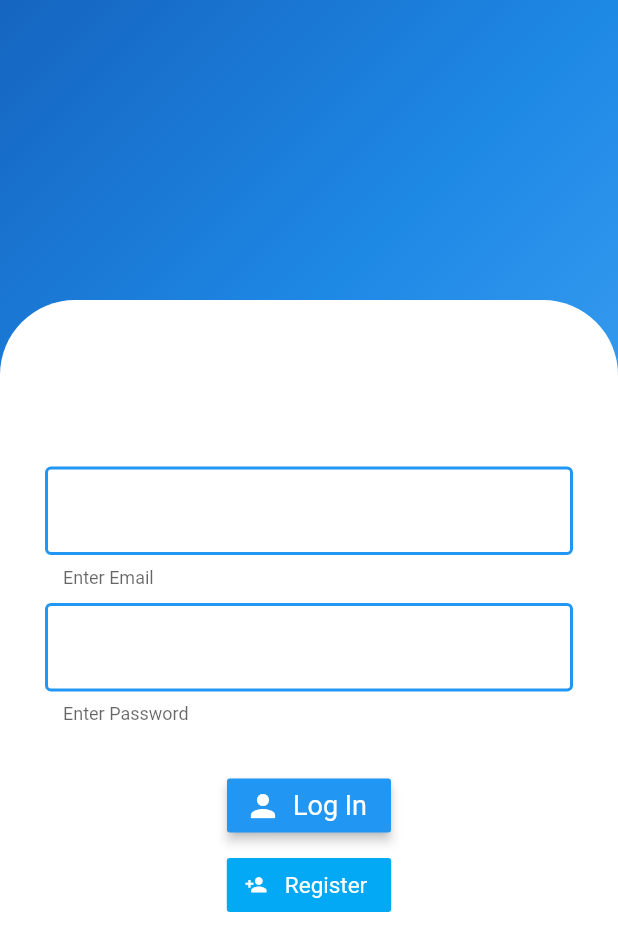
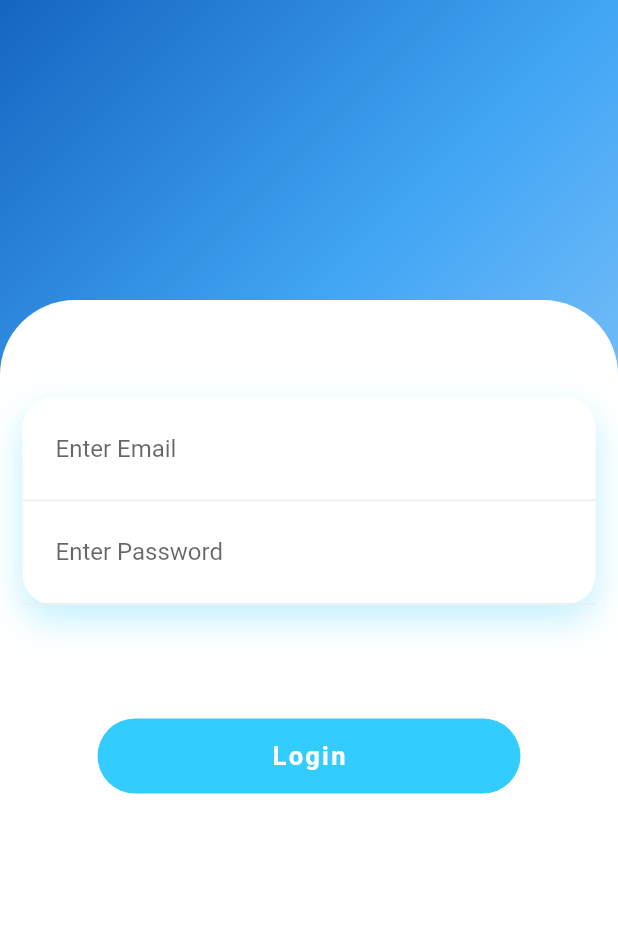
Before and after one commit to AlphaArtrem/attendance_app, a Flutter app: the screen it shows after launch, on a phone screen of 412 x 824 dp. Shown: the top 951 px of the screen. Run offline on Flutter 3.47's test engine with Material 2 defaults, Android fonts, the phone set to English and light mode, and no system bars; our stand-ins replace cloud_firestore, firebase_auth, flutter_datetime_picker, flutter_spinkit; missing offline and left inert: enhanced_future_builder; accounts and stored records are empty.

Commit message:
Changed the formatting for login form

```diff
--- a/lib/logged_out/authentication.dart
+++ b/lib/logged_out/authentication.dart
@@ -1,5 +1,4 @@
 import 'package:attendanceapp/logged_out/methods/log_in.dart';
-import 'package:attendanceapp/logged_out/methods/register.dart';
 import 'package:flutter/cupertino.dart';
 import 'package:flutter/material.dart';
 
@@ -9,12 +8,9 @@ class Authentication extends StatefulWidget {
 }
 
 class _AuthenticationState extends State<Authentication> {
-  bool _register = false;
-  double _height = 170;
-  double _width = 0;
 
   @override
-  Widget build(BuildContext context){
+  Widget build(BuildContext context) {
     return Scaffold(
       backgroundColor: Colors.blue,
       body: Container(
@@ -23,79 +19,30 @@ class _AuthenticationState extends State<Authentication> {
                 begin: Alignment.topLeft,
                 colors: [
                   Colors.blue[800],
-                  Colors.blue[600],
-                  Colors.blue[400]
+                  Colors.blue[400],
+                  Colors.blue[200]
                 ]
             )
         ),
         child: Container(
           margin: EdgeInsets.fromLTRB(0, 200, 0, 0),
+          padding: const EdgeInsets.fromLTRB(15, 20, 15, 0),
           decoration: BoxDecoration(
               color: Colors.white,
-            borderRadius: BorderRadius.only(topLeft: Radius.circular(50), topRight: Radius.circular(50))
+              borderRadius: BorderRadius.only(
+                  topLeft: Radius.circular(50), topRight: Radius.circular(50))
           ),
-          child: Padding(
-            padding: const EdgeInsets.fromLTRB(15, 20, 15, 0),
           child: ListView(
             children: <Widget>[
               Column(
                 children: <Widget>[
-                    _register ? Register() : Login(),
-                    otherMethod(),
+                  Login(),
                 ],
               ),
             ],
           ),
         ),
       ),
-      ),
-    );
-  }
-  Widget otherMethod()
-  {
-    if(_register)
-      {
-        return RaisedButton.icon(
-            icon: Icon(Icons.person, color: Colors.white, size: 15,),
-            label: Text(
-              'Log In',
-              style: TextStyle(
-                  color: Colors.white,
-                  fontSize: 15,
-                  fontWeight: FontWeight.w400),
-            ),
-            elevation: 0,
-            color: Colors.lightBlue,
-            onPressed: (){
-              setState(() {
-                _register = false;
-                _height = 170;
-                _width = 20;
-              });
-            }
-        );
-      }
-    else
-      {
-        return RaisedButton.icon(
-            icon: Icon(Icons.person_add, color: Colors.white, size: 15),
-            label: Text(
-              ' Register',
-              style: TextStyle(
-                  color: Colors.white,
-                  fontSize: 15,
-                  fontWeight: FontWeight.w400),
-            ),
-            elevation: 0,
-            color: Colors.lightBlue,
-            onPressed: (){
-              setState(() {
-                _register = true;
-                _height = 80;
-                _width = 20;
-              });
-            }
     );
   }
 }
-}
--- a/lib/logged_out/methods/log_in.dart
+++ b/lib/logged_out/methods/log_in.dart
@@ -1,5 +1,6 @@
 import 'package:attendanceapp/classes/account.dart';
 import 'package:attendanceapp/classes/firestore.dart';
+import 'package:attendanceapp/logged_out/methods/register.dart';
 import 'package:attendanceapp/shared/formatting.dart';
 import 'package:firebase_auth/firebase_auth.dart';
 import 'package:flutter/cupertino.dart';
@@ -18,36 +19,71 @@ class _LoginState extends State<Login> {
   String _pass;
   String _error = '';
   bool _loading = false;
+  bool _toLogin = true;
 
   @override
   Widget build(BuildContext context){
+    return Column(
+      children: <Widget>[
+        _toLogin ? loginForm() : Register(),
+      ],
+    );
+  }
+
+  Widget loginForm(){
     return _loading ? AuthLoading(135, 20) : Form(
       key: _formKey,
       child: Padding(
-        padding: const EdgeInsets.fromLTRB(15, 45, 15, 5),
+        padding: const EdgeInsets.fromLTRB(0, 45, 0, 5),
         child: Column(
           children: <Widget>[
-            Text(_error, style: TextStyle(color: Colors.red),),
-            SizedBox(height: 30,),
-            TextFormField(
-              decoration: textInputFormatting.copyWith(helperText: "Enter Email"),
+            Container(
+              decoration: BoxDecoration(
+                color: Colors.white,
+                borderRadius: BorderRadius.circular(20),
+                boxShadow: [BoxShadow(
+                  color: Color.fromRGBO(51, 204, 255, 0.3),
+                  blurRadius: 20,
+                  offset: Offset(0, 10),
+                )],
+              ),
+              child: Column(
+                children: <Widget>[
+                  Container(
+                    padding: EdgeInsets.all(10.0),
+                    decoration: BoxDecoration(
+                        border: Border(bottom: BorderSide(color: Colors.grey[200]))
+                    ),
+                    child: TextFormField(
+                      decoration: authInputFormatting.copyWith(hintText: "Enter Email"),
                       validator: _account.validateId,
                       onChanged: (val){
                         _email = val;
                       },
                     ),
-            SizedBox(height: 10,),
-            TextFormField(
-              decoration: textInputFormatting.copyWith(helperText: "Enter Password"),
+                  ),
+                  Container(
+                    padding: EdgeInsets.all(10.0),
+                    decoration: BoxDecoration(
+                        border: Border(bottom: BorderSide(color: Colors.grey[200]))
+                    ),
+                    child: TextFormField(
+                      decoration: authInputFormatting.copyWith(hintText: "Enter Password"),
                       validator: _account.validateLoginPass,
                       obscureText: true,
                       onChanged: (val){
                         _pass = val;
                       },
                     ),
+                  ),
+                ],
+              ),
+            ),
             SizedBox(height: 30,),
-            RaisedButton.icon(
-              onPressed: () async{
+            Text(_error, style: TextStyle(color: Colors.red),),
+            SizedBox(height: 30,),
+            GestureDetector(
+              onTap: () async{
                 if(_formKey.currentState.validate())
                 {
                   setState(() => _loading = true);
@@ -66,17 +102,19 @@ class _LoginState extends State<Login> {
                   }
                 }
               },
-              icon: Icon(Icons.person, color: Colors.white,),
-              label: Text(
-                'Log In',
-                style: TextStyle(
-                    color: Colors.white,
-                    fontSize: 18,
-                    fontWeight: FontWeight.w400),
+              child: Container(
+                height: 50,
+                margin: EdgeInsets.symmetric(horizontal: 50),
+                decoration: BoxDecoration(
+                  borderRadius: BorderRadius.circular(50),
+                  color: Color.fromRGBO(51, 204, 255, 1),
                 ),
-              elevation: 3,
-              color: Colors.blue,
+                child: Center(
+                  child: Text("Login", style: TextStyle(color: Colors.white, fontWeight: FontWeight.bold, letterSpacing: 1.5, fontSize: 17),),
                 ),
+              ),
+            ),
+            SizedBox(height : 30),
           ],
         ),
       ),
--- a/lib/shared/formatting.dart
+++ b/lib/shared/formatting.dart
@@ -19,6 +19,12 @@ const textInputFormatting = InputDecoration(
   focusedErrorBorder:focused,
   enabledBorder: enabled,
   focusedBorder: focused,
+);
+
+const authInputFormatting = InputDecoration(
+  fillColor: Colors.white,
+  filled : true,
+  border: InputBorder.none,
 );
 
 
```
Lines whose indentation alone changed are shown as unchanged.
